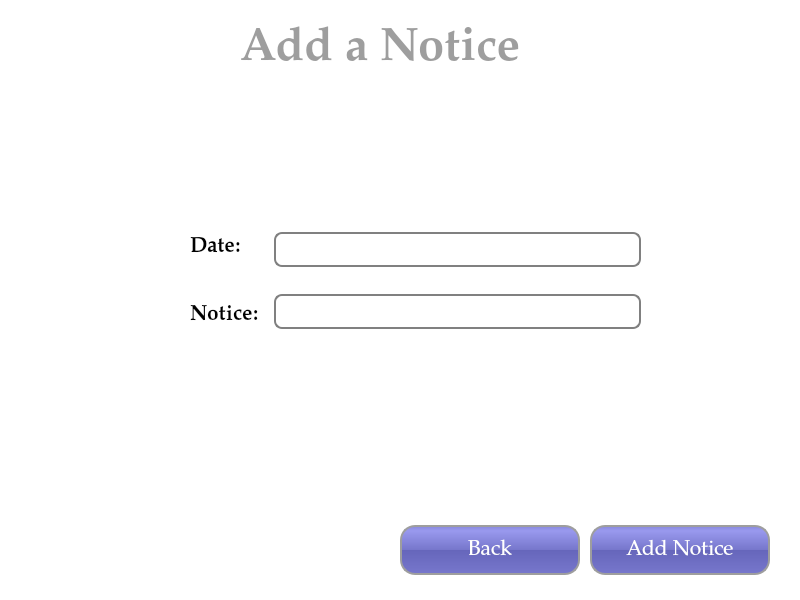
This is UI/AddNoticePageUI.ui in tural777/FinalProject as Qt 5 draws it before an edit. The edited form follows.
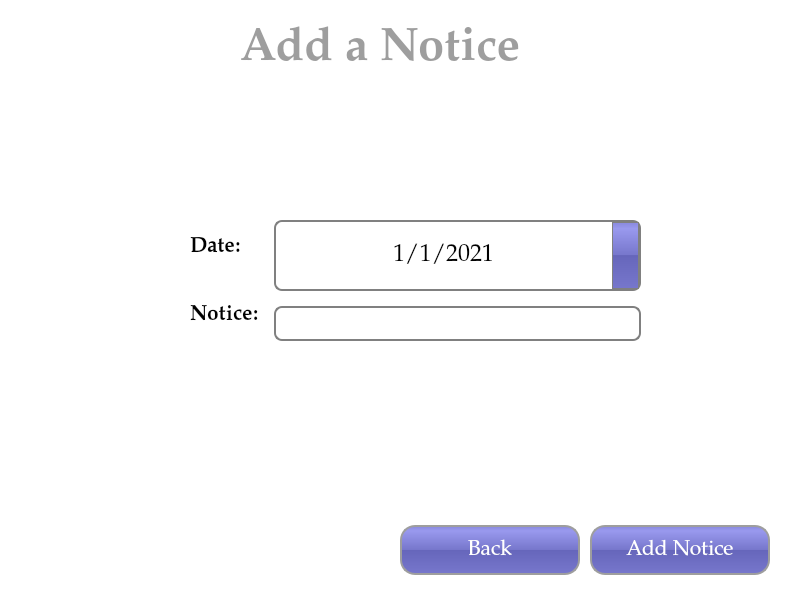
This is the edited form.

```diff
--- a/UI/AddNoticePageUI.ui
+++ b/UI/AddNoticePageUI.ui
@@ -84,7 +84,13 @@
     <item>
      <layout class="QVBoxLayout" name="verticalLayout_2">
       <item>
-       <widget class="QLineEdit" name="txt_date">
+       <widget class="QDateEdit" name="txt_date">
+        <property name="sizePolicy">
+         <sizepolicy hsizetype="Minimum" vsizetype="Preferred">
+          <horstretch>0</horstretch>
+          <verstretch>0</verstretch>
+         </sizepolicy>
+        </property>
         <property name="font">
          <font>
           <family>Palatino Linotype</family>
@@ -92,13 +98,95 @@
          </font>
         </property>
         <property name="styleSheet">
-         <string notr="true">QLineEdit {
+         <string notr="true">QDateEdit {
 padding: 1px;
 border-style: solid;
 border: 2px solid gray;
 border-radius: 8px;
+}
+
+QDateEdit::drop-down {
+background-color: QLinearGradient( x1: 0, y1: 0, x2: 0, y2: 1, stop: 0 #88d, stop: 0.1 #99e, stop: 0.49 #77c, stop: 0.5 #66b, stop: 1 #77c);
+width:25px;
+border: 1px solid gray;
+}
+
+QCalendarWidget QToolButton {
+  	height: 55px;
+  	width: 100px;
+  	color: white;
+  	font-size: 16px;
+  	icon-size: 28px, 28px;
+  	background-color: qlineargradient(x1:0, y1:0, x2:0, y2:1, stop: 0 #cccccc, stop: 1 #333333);
+  }
+  QCalendarWidget QMenu {
+  	width: 100px;
+  	left: 20px;
+  	color: white;
+  	font-size: 16px;
+  	background-color: rgb(100, 100, 200);
+  }
+  QCalendarWidget QSpinBox { 
+  	width: 100px; 
+  	font-size:16px; 
+  	color: white; 
+  	background-color: qlineargradient(x1:0, y1:0, x2:0, y2:1, stop: 0 #cccccc, stop: 1 #333333); 
+  	selection-background-color: rgb(136, 136, 136);
+  	selection-color: rgb(255, 255, 255);
+  }
+  QCalendarWidget QSpinBox::up-button { subcontrol-origin: border;  subcontrol-position: top right;  width:35px; }
+  QCalendarWidget QSpinBox::down-button {subcontrol-origin: border; subcontrol-position: bottom right;  width:35px;}
+  QCalendarWidget QSpinBox::up-arrow { width:46px;  height:46px; }
+  QCalendarWidget QSpinBox::down-arrow { width:46px;  height:46px; }
+   
+  /* header row */
+  QCalendarWidget QWidget { alternate-background-color: rgb(128, 128, 128); }
+   
+  /* normal days */
+  QCalendarWidget QAbstractItemView:enabled 
+  {
+  	font-size:16px;  
+  	color: rgb(180, 180, 180);  
+  	background-color: rgb(235, 235, 235);
+  	selection-background-color: rgb(100, 100, 200); 
+	selection-color: white; 
+  
+  }
+   
+  /* days in other months */
+  /* navigation bar */
+QCalendarWidget QWidget#qt_calendar_navigationbar
+{ 
+  background-color: qlineargradient(x1:0, y1:0, x2:0, y2:1, stop: 0 #cccccc, stop: 1 #333333); 
+}
+
+QCalendarWidget QAbstractItemView:disabled 
+{ 
+color: rgb(64, 64, 64); 
 }</string>
         </property>
+        <property name="alignment">
+         <set>Qt::AlignCenter</set>
+        </property>
+        <property name="buttonSymbols">
+         <enum>QAbstractSpinBox::UpDownArrows</enum>
+        </property>
+        <property name="dateTime">
+         <datetime>
+          <hour>0</hour>
+          <minute>0</minute>
+          <second>0</second>
+          <year>2021</year>
+          <month>1</month>
+          <day>1</day>
+         </datetime>
+        </property>
+        <property name="displayFormat">
+         <string>d/M/yyyy</string>
+        </property>
+        <property name="calendarPopup">
+         <bool>true</bool>
+        </property>
        </widget>
       </item>
       <item>
```
Left out of the diff: 3 changed lines with no effect on the pictures.
